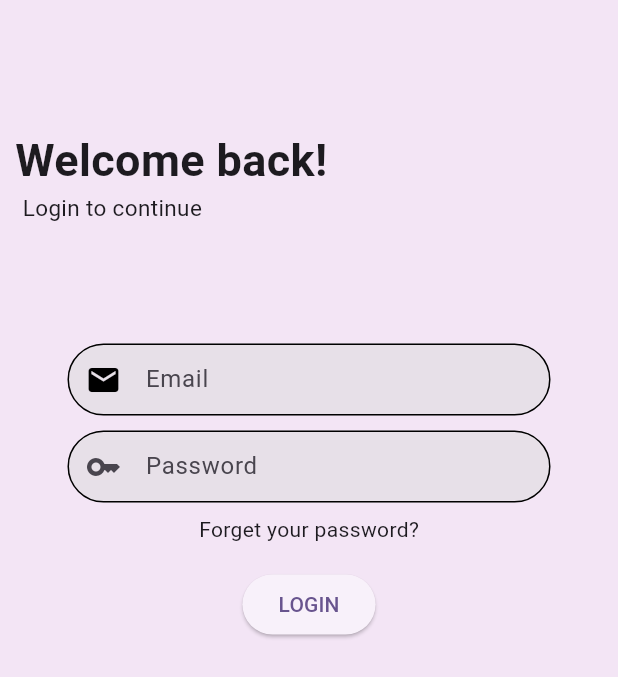
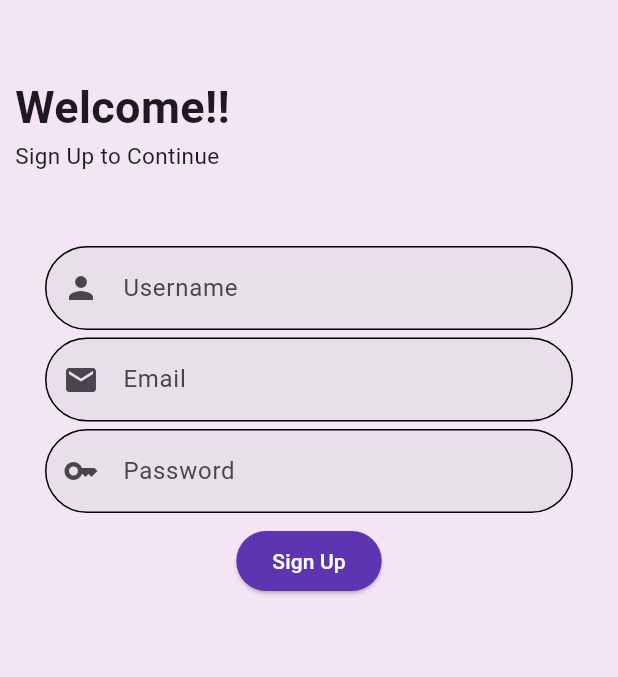
Before and after one commit to Subin-hubs/Login_Signup_Page, a Flutter app: the screen it shows after launch, on a phone screen of 412 x 824 dp. Shown: the top 677 px of the screen. Run offline on Flutter 3.47's test engine with Material 3 defaults, Android fonts, the phone set to English and light mode, and no system bars; our stand-ins replace fluttertoast.

Commit message:
Initial Commit

```diff
--- /dev/null
+++ b/lib/Sign_up_page.dart
@@ -0,0 +1,122 @@
+import 'dart:developer';
+
+import 'package:flutter/material.dart';
+import 'package:fluttertoast/fluttertoast.dart';
+class signUp extends StatefulWidget {
+  const signUp({super.key});
+
+  @override
+  State<signUp> createState() => _signUpState();
+}
+
+class _signUpState extends State<signUp> {
+
+  TextEditingController username = TextEditingController();
+  TextEditingController email = TextEditingController();
+  TextEditingController password = TextEditingController();
+
+
+  @override
+  Widget build(BuildContext context) {
+    return SafeArea(
+        child: Scaffold(
+          backgroundColor: Colors.purple.shade50,
+          body: SingleChildScrollView(
+            child: Column(
+              crossAxisAlignment: CrossAxisAlignment.start,
+              children: [
+                Padding(
+                  padding: const EdgeInsets.only(top: 50,left: 10),
+                  child: Text("Welcome!!",style:
+                    TextStyle(
+                      fontSize: 30,
+                      fontWeight: FontWeight.bold,
+
+                    ),),
+                ),
+                Padding(
+                  padding: const EdgeInsets.only(left: 10),
+                  child: Text("Sign Up to Continue",style:
+                    TextStyle(
+                      fontSize: 15,
+
+                    ),),
+                ),
+                Padding(
+                  padding: const EdgeInsets.only(left: 30, right: 30, top: 50),
+                  child: TextFormField(
+                    controller: username,
+                    decoration: InputDecoration(
+                      filled: true,
+                      hintText: 'Username',
+                      prefixIcon: Icon(Icons.person),
+                      border: OutlineInputBorder(borderRadius: BorderRadius.circular(50)),
+                      enabledBorder: OutlineInputBorder(
+                        borderRadius: BorderRadius.circular(50),
+                      )
+                    ),
+                  ),
+                ),
+                Padding(
+                  padding: const EdgeInsets.only(left: 30, right: 30,top: 5),
+                  child: TextFormField(
+                    controller: email,
+                    decoration:
+                    InputDecoration(
+                      filled: true,
+                      prefixIcon: Icon(Icons.email),
+                      hintText: 'Email',
+                      border: OutlineInputBorder(borderRadius: BorderRadius.circular(50)),
+                      enabledBorder: OutlineInputBorder(
+                        borderRadius: BorderRadius.circular(50),
+                      )
+                    ),
+                  ),
+                ),
+                Padding(
+                  padding: const EdgeInsets.only(left: 30, right: 30, top: 5),
+                  child: TextFormField(
+                    obscureText: true,
+                    controller: password,
+                    decoration: InputDecoration(
+                      filled: true,
+                      hintText: 'Password',
+                      prefixIcon: Icon(Icons.key),
+                      border: OutlineInputBorder(borderRadius: BorderRadius.circular(50)),
+                      enabledBorder: OutlineInputBorder(borderRadius: BorderRadius.circular(50)),
+                    ),
+
+                  ),
+                ),
+                Padding(
+                  padding: const EdgeInsets.all(8.0),
+                  child: Center(
+                    child: ElevatedButton(
+
+                      style: ElevatedButton.styleFrom(
+                        backgroundColor: Color(0xFF5E35B1),
+                      ),
+
+                        onPressed: (
+
+
+                        ){
+
+                      Fluttertoast.showToast(msg: "Sign up Sucessfull");
+                      log(username.text);
+                      log(email.text);
+                      log(password.text);
+                      Navigator.pop(context);
+                    },
+                        child: Text("Sign Up",style: TextStyle(
+                          color: Colors.white,
+                        ),)),
+                  ),
+                )
+
+              ],
+            ),
+          ),
+        ));
+  }
+}
--- a/lib/main.dart
+++ b/lib/main.dart
@@ -1,5 +1,6 @@
 import 'package:flutter/material.dart';
 import 'package:login_signup_page/login_page.dart';
+import 'Sign_up_page.dart';
 
 void main() {
   runApp(const MyApp());
@@ -15,7 +16,7 @@ class MyApp extends StatelessWidget {
       theme: ThemeData(
         colorScheme: ColorScheme.fromSeed(seedColor: Colors.deepPurple),
       ),
-      home: const loginPage(),
+      home: const signUp(),
     );
   }
 }
--- a/pubspec.yaml
+++ b/pubspec.yaml
@@ -28,6 +28,7 @@ environment:
 # the latest version available on pub.dev. To see which dependencies have newer
 # versions available, run `flutter pub outdated`.
 dependencies:
+  fluttertoast: ^8.2.12
   flutter:
     sdk: flutter
 
```
Also changed, not shown: pubspec.lock.
